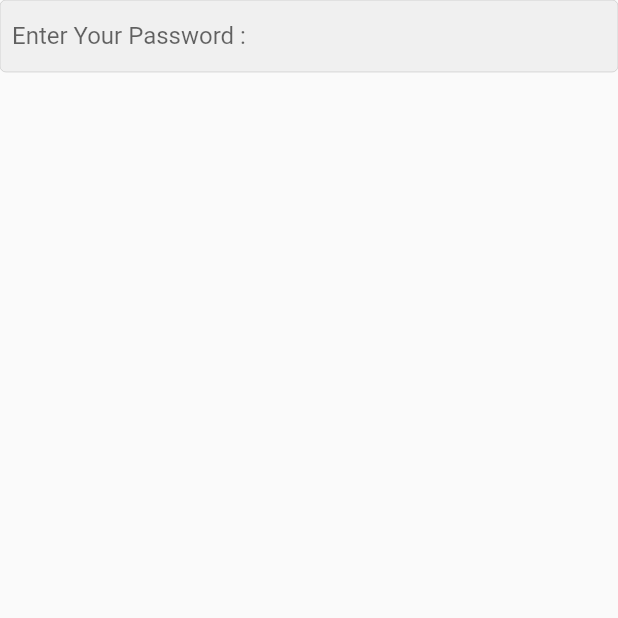
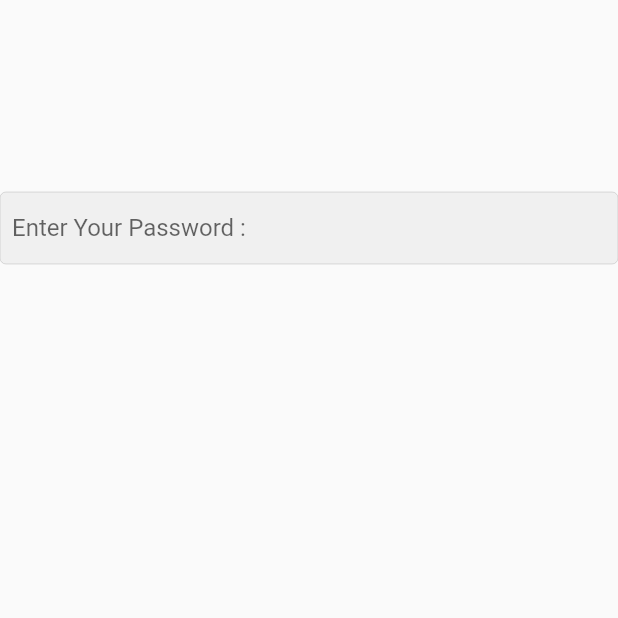
Before and after one commit to EslamKhaledHasan/e-commerce, a Flutter app: the screen it shows after launch, on a phone screen of 412 x 824 dp, the top half of it. Run offline on Flutter 3.47's test engine with Material 2 defaults, Android fonts, the phone set to English and light mode, and no system bars.

Commit message:
create password textbox

```diff
--- a/lib/pages/login.dart
+++ b/lib/pages/login.dart
@@ -6,18 +6,33 @@ class Login extends StatelessWidget {
   @override
   Widget build(BuildContext context) {
     return Scaffold(
-      body:Center( child: Column(children: [TextField(
+        body: Center(
+      child: Column(children: [
+        Padding(
+          padding: const EdgeInsets.all(33.0),
+          child: const SizedBox(
+            height: 62,
+          ),
+        ),
+        TextField(
             keyboardType: TextInputType.text,
             obscureText: true,
             decoration: InputDecoration(
               hintText: "Enter Your Password : ",
               // To delete borders
-      enabledBorder: OutlineInputBorder(borderSide: Divider.createBorderSide(context),),
-      focusedBorder: OutlineInputBorder(borderSide: BorderSide(color: Colors.grey,),),
+              enabledBorder: OutlineInputBorder(
+                borderSide: Divider.createBorderSide(context),
+              ),
+              focusedBorder: OutlineInputBorder(
+                borderSide: BorderSide(
+                  color: Colors.grey,
+                ),
+              ),
               // fillColor: Colors.red,
               filled: true,
               contentPadding: const EdgeInsets.all(8),
-    ))]),
+            ))
+      ]),
     ));
   }
 }
```
Lines whose indentation alone changed are shown as unchanged.
